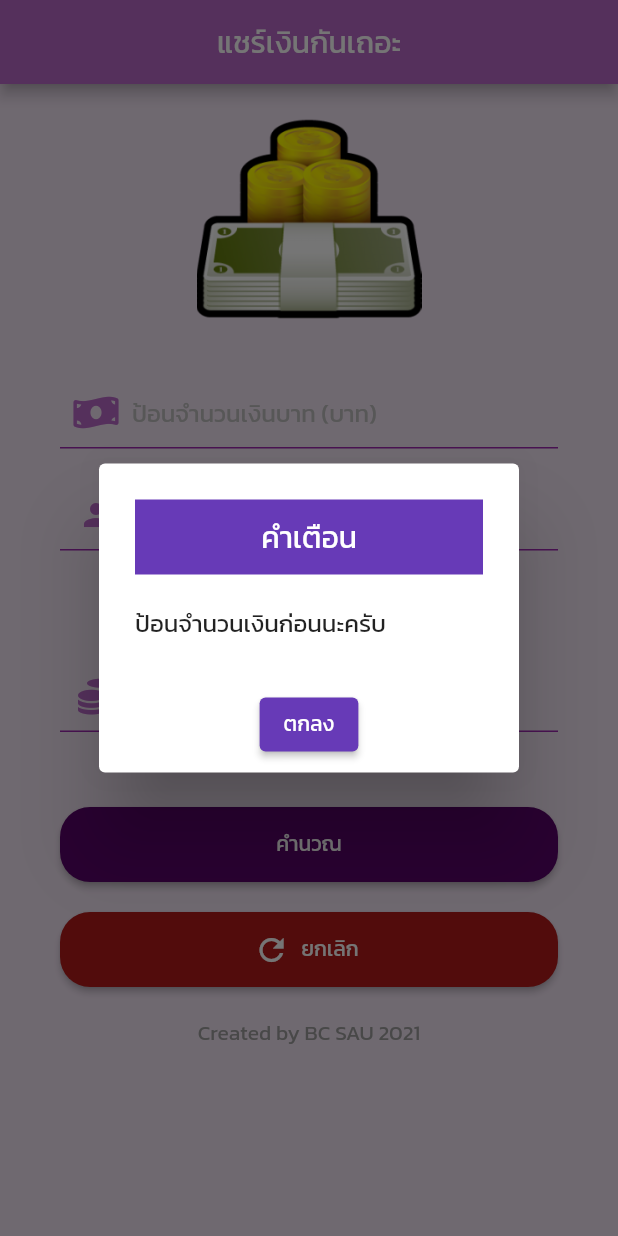
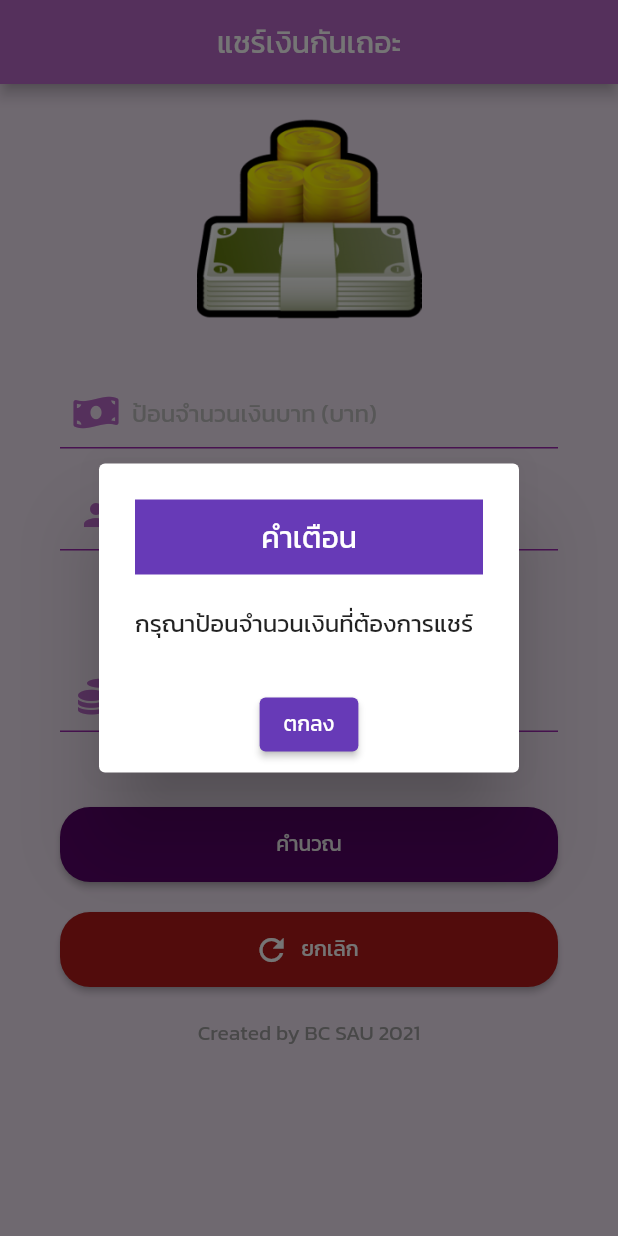
Before and after one commit to Chirathep/flutter_app_moneyshare_sau, a Flutter app: the screen it shows after launch, after a tap on "คำนวณ", on a phone screen of 412 x 824 dp. Run offline on Flutter 3.47's test engine with Material 2 defaults, Android fonts, the phone set to English and light mode, and no system bars; our stand-ins replace font_awesome_flutter.

Commit message:
Code V.2.1 Edit code Button function

```diff
--- a/lib/views/moneyshare_ui.dart
+++ b/lib/views/moneyshare_ui.dart
@@ -218,12 +218,18 @@ class _MoneyshareUIState extends State<MoneyshareUI> {
               ),
               ElevatedButton(
                 onPressed: () {
-                  if (money_ctrl!.text.length == 0) {
-                    showWarningDialog(context, 'ป้อนจำนวนเงินก่อนนะครับ');
+                  if (money_ctrl!.text.isEmpty) {
+                    showWarningDialog(
+                        context, 'กรุณาป้อนจำนวนเงินที่ต้องการแชร์');
+                    return;
+                  } else if (person_ctrl!.text.isEmpty) {
+                    showWarningDialog(
+                        context, 'กรุณาป้อนจำนวนคนที่ต้องการแชร์');
                     return;
                   } else if (check_tip == true) {
-                    if (tip_ctrl!.text.length == 0) {
-                      showWarningDialog(context, 'ป้อนจำนวนทิปก่อนนะครับ');
+                    if (tip_ctrl!.text.isEmpty) {
+                      showWarningDialog(
+                          context, 'กรุณาป้อนจำนวนทิปที่ต้องการแชร์');
                       return;
                     } else {
                       //คำนวณ (money_ctrl+tip_ctrl)/person_ctrl
```
